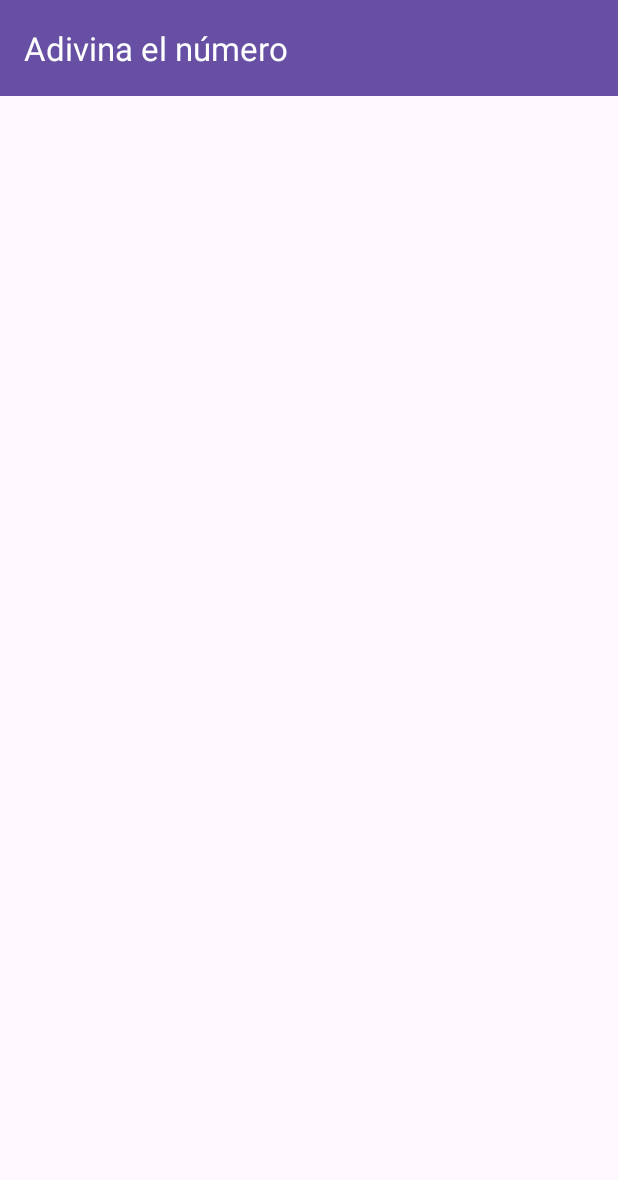
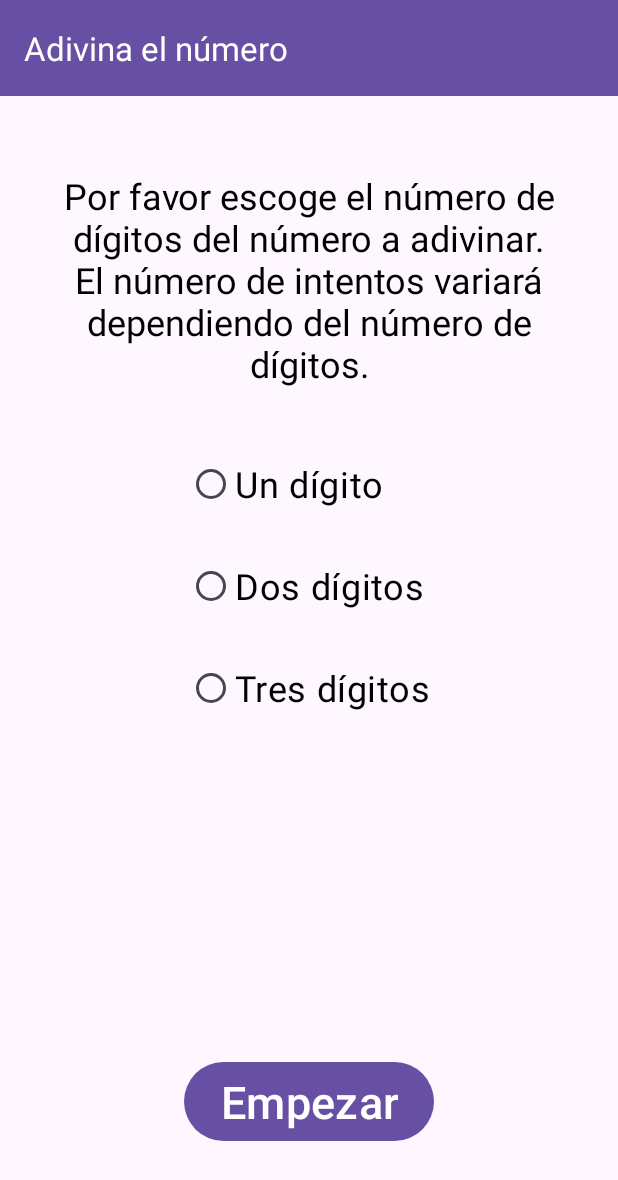
Before and after one commit to piensalibre/Adivina_el_numero, an Android app: the screen it shows after launch (MainActivity), on a phone screen of 412 x 824 dp. Shown: the top 1180 px of the screen. Run offline under Robolectric (Android 15) with nearby library versions, the phone set to English and light mode, and no system bars; 6 statements that could not run were skipped.

Commit message:
Se trabaja en el diseño de la página de inicio

```diff
--- a/app/src/main/res/layout/activity_main.xml
+++ b/app/src/main/res/layout/activity_main.xml
@@ -25,5 +25,68 @@
 
     </com.google.android.material.appbar.AppBarLayout>
 
+    <TextView
+        android:id="@+id/textView"
+        android:layout_width="match_parent"
+        android:layout_height="wrap_content"
+        android:layout_marginStart="20dp"
+        android:layout_marginTop="50dp"
+        android:layout_marginEnd="20dp"
+        android:text="@string/info"
+        android:textAlignment="center"
+        android:textColor="@color/black"
+        android:textSize="24sp"
+        app:layout_constraintEnd_toEndOf="parent"
+        app:layout_constraintStart_toStartOf="parent"
+        app:layout_constraintTop_toBottomOf="@+id/appBarLayout" />
+
+    <RadioGroup
+        android:layout_width="wrap_content"
+        android:layout_height="wrap_content"
+        android:layout_marginTop="30dp"
+        app:layout_constraintEnd_toEndOf="parent"
+        app:layout_constraintStart_toStartOf="parent"
+        app:layout_constraintTop_toBottomOf="@+id/textView">
+
+        <RadioButton
+            android:id="@+id/radioButtonOne"
+            android:layout_width="match_parent"
+            android:layout_height="wrap_content"
+            android:layout_margin="10dp"
+            android:text="Un dígito"
+            android:textColor="@color/black"
+            android:textSize="24sp" />
+
+        <RadioButton
+            android:id="@+id/radioButtonTwo"
+            android:layout_width="match_parent"
+            android:layout_height="wrap_content"
+            android:layout_margin="10dp"
+            android:text="Dos dígitos"
+            android:textColor="@color/black"
+            android:textSize="24sp" />
+
+        <RadioButton
+            android:id="@+id/radioButtonThree"
+            android:layout_width="wrap_content"
+            android:layout_height="wrap_content"
+            android:layout_margin="10dp"
+            android:text="Tres dígitos"
+            android:textColor="@color/black"
+            android:textSize="24sp" />
+
+    </RadioGroup>
+
+    <Button
+        android:id="@+id/buttonStart"
+        android:layout_width="wrap_content"
+        android:layout_height="wrap_content"
+        android:layout_marginBottom="59dp"
+        android:text="Empezar"
+        android:textSize="30sp"
+        app:layout_constraintBottom_toBottomOf="parent"
+        app:layout_constraintEnd_toEndOf="parent"
+        app:layout_constraintStart_toStartOf="parent" />
+
 
 </androidx.constraintlayout.widget.ConstraintLayout>
--- a/app/src/main/res/values/strings.xml
+++ b/app/src/main/res/values/strings.xml
@@ -1,3 +1,4 @@
 <resources>
     <string name="app_name">Adivina el número</string>
+    <string name="info">Por favor escoge el número de dígitos del número a adivinar. El número de intentos variará dependiendo del número de dígitos.</string>
 </resources>
```
Also changed, not shown: 1 other file.
